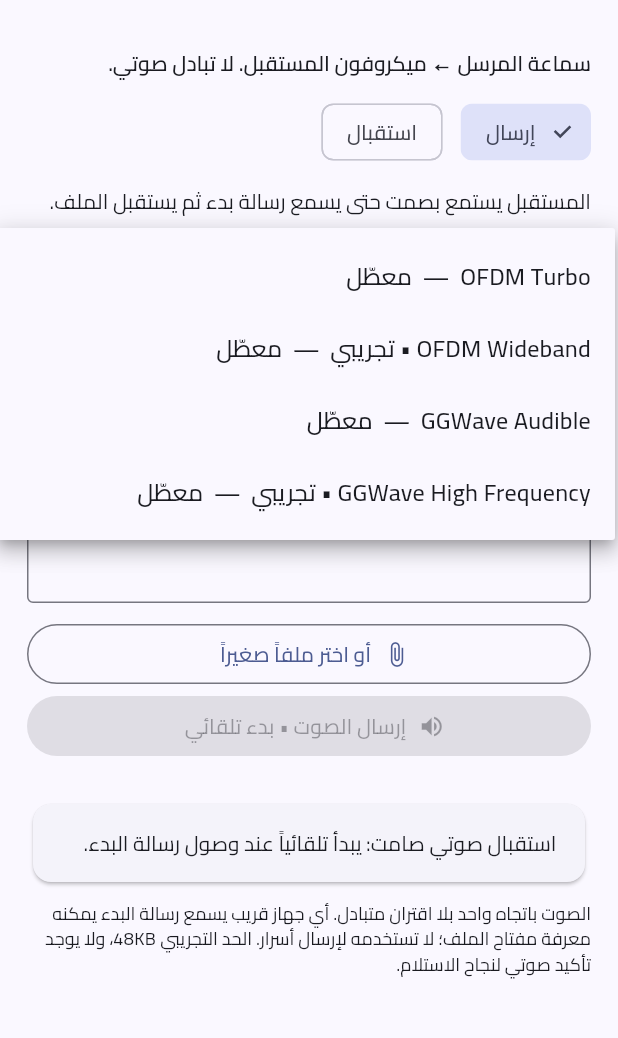
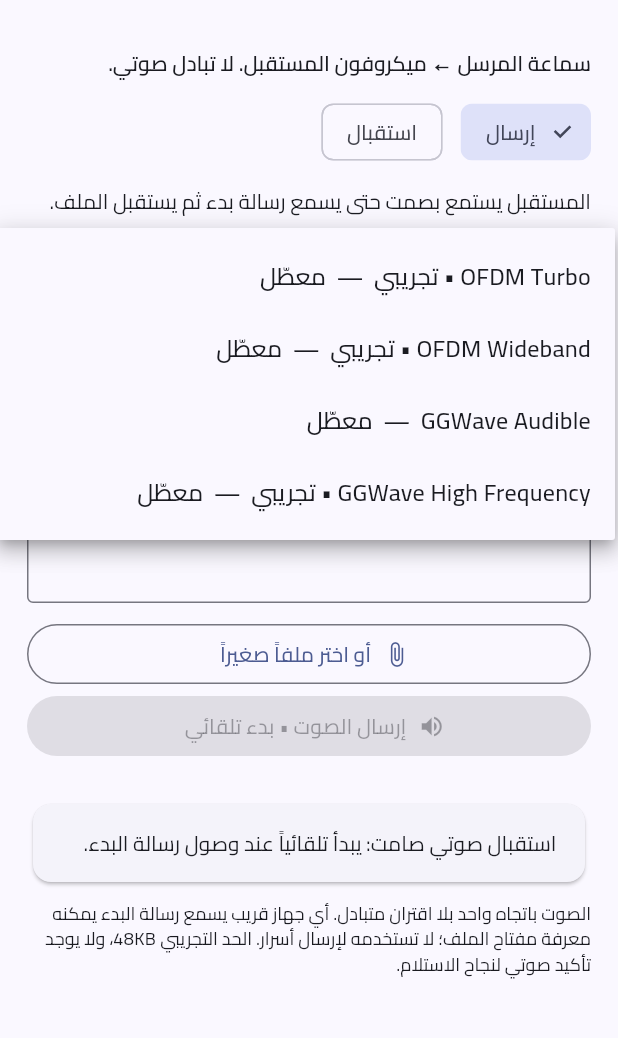
Before and after one commit to MahmoudAbiad/ViaDrop, a Flutter app: the AudioTransferPage screen opened directly, after a tap on "اختر التقنية المدعومة", on a phone screen of 412 x 824 dp, the part 63-1101 px from its top. Run offline on Flutter 3.47's test engine with Material 3 defaults, Android fonts, the phone set to English and light mode, and no system bars; our stand-ins replace file_picker, open_filex, permission_handler, qr_flutter, shared_preferences, wakelock_plus; missing offline and left inert: cryptography, mobile_scanner; accounts and stored records are empty; statements that could not run were skipped.

Commit message:
feat(audio): add OFDM Turbo low-gap profile gated by device CPU and Android version

```diff
--- a/lib/core/physical_profiles.dart
+++ b/lib/core/physical_profiles.dart
@@ -14,6 +14,7 @@
     this.qrBlockBytes = 0,
     this.qrVersion = 13,
     this.audioBlockBytes = 0,
+    this.audioFrameGapMs = 180,
     this.audioFast = false,
     this.audioHigh = false,
   });
@@ -21,7 +22,7 @@
   final String id, title, description;
   final PhysicalMedium medium;
   final bool implemented, audioFast, audioHigh;
-  final int qrFps, qrBlockBytes, qrVersion, audioBlockBytes;
+  final int qrFps, qrBlockBytes, qrVersion, audioBlockBytes, audioFrameGapMs;
 }
 
 const physicalProfiles = <PhysicalProfile>[
@@ -47,9 +48,10 @@
     qrFps: 5, qrBlockBytes: 280,
   ),
   PhysicalProfile(
-    id: 'audio-turbo', medium: PhysicalMedium.audio, title: 'OFDM Turbo',
-    description: 'تشكيل صوتي متقدم — لم يُنفّذ بعد',
-    implemented: false,
+    id: 'audio-turbo', medium: PhysicalMedium.audio,
+    title: 'OFDM Turbo • تجريبي',
+    description: 'مودم OFDM الحالي بفاصل 40ms بدلاً من 180ms بين الإطارات، يحتاج هاتف حديثاً؛ لا يتضمن تشكيلاً صوتياً جديداً',
+    audioBlockBytes: 900, audioFast: true, audioFrameGapMs: 40,
   ),
   PhysicalProfile(
     id: 'audio-ofdm', medium: PhysicalMedium.audio, title: 'OFDM Wideband • تجريبي',
@@ -94,6 +96,8 @@
     required this.audioInput48k,
     required this.audioOutput48k,
     required this.ofdmNative,
+    this.androidSdk = 0,
+    this.processorCores = 0,
     required this.ultrasoundInput,
     required this.ultrasoundOutput,
   });
@@ -102,9 +106,11 @@
       : probeOk = false, camera = false, cameraMaxFps = 0,
         displayHz = 0, microphone = false, audioInput48k = false,
         audioOutput48k = false, ofdmNative = false,
-        ultrasoundInput = false, ultrasoundOutput = false;
+        ultrasoundInput = false, ultrasoundOutput = false,
+        androidSdk = 0, processorCores = 0;
 
   final bool probeOk, camera, microphone, audioInput48k, audioOutput48k;
+  final int androidSdk, processorCores;
   final bool ofdmNative, ultrasoundInput, ultrasoundOutput;
   final int cameraMaxFps;
   final double displayHz;
@@ -119,6 +125,8 @@
         audioInput48k: m['audioInput48k'] == true,
         audioOutput48k: m['audioOutput48k'] == true,
         ofdmNative: m['ofdmNative'] == true,
+        androidSdk: (m['androidSdk'] as num?)?.toInt() ?? 0,
+        processorCores: (m['processorCores'] as num?)?.toInt() ?? 0,
         ultrasoundInput: m['ultrasoundInput'] == true,
         ultrasoundOutput: m['ultrasoundOutput'] == true,
       );
@@ -155,6 +163,12 @@
         false, 'الميكروفون أو تشغيل/تسجيل PCM 48 kHz غير متاح',
       );
     }
+    if (p.id == 'audio-turbo' &&
+        (androidSdk < 26 || processorCores < 4)) {
+      return const ProfileAvailability(
+        false, 'Turbo: يحتاج Android 8 أو أحدث وأربع أنوية على الأقل',
+      );
+    }
     if (p.audioFast && !ofdmNative) {
       return const ProfileAvailability(false, 'مودم OFDM الأصلي غير متاح');
     }
```
